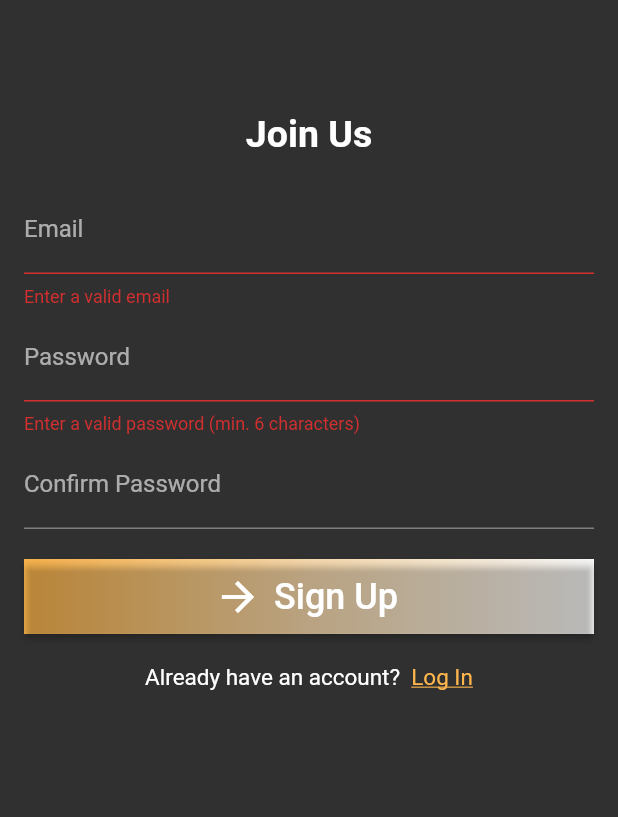
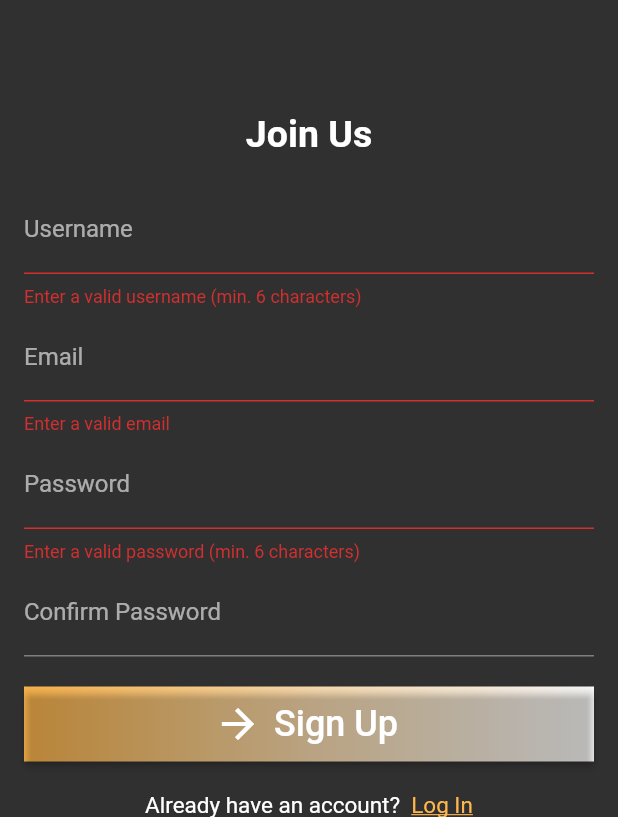
Before and after one commit to Shuy935/gym_h, a Flutter app: the SignUpWidget widget shown alone on an empty page, opened directly with empty values, after a tap on "Sign Up", on a phone screen of 412 x 824 dp, the part 419-1236 px from its top. Run offline on Flutter 3.47's test engine with Material 2 defaults, Android fonts, the phone set to English and light mode, and no system bars; our stand-ins replace cloud_firestore, easy_search_bar, email_validator, firebase_auth, firebase_core, firebase_database; accounts and stored records are empty; network calls fail.

Commit message:
username add

```diff
--- a/lib/widget/login/signup_widget.dart
+++ b/lib/widget/login/signup_widget.dart
@@ -5,6 +5,7 @@ import 'package:flutter/material.dart';
 import 'package:flutter/widgets.dart';
 import 'package:gym_h/main.dart';
 import 'package:gym_h/utils/utils.dart';
+import 'package:gym_h/models/users_model.dart';
 
 class SignUpWidget extends StatefulWidget {
   final Function() onClickedSignIn;
@@ -20,6 +21,7 @@ class SignUpWidget extends StatefulWidget {
 
 class _SignUpWidgetState extends State<SignUpWidget> {
   final formKey = GlobalKey<FormState>();
+  final usernameController = TextEditingController();
   final emailController = TextEditingController();
   final passwordController = TextEditingController();
   final confirmPasswordController = TextEditingController();
@@ -28,61 +30,73 @@ class _SignUpWidgetState extends State<SignUpWidget> {
   void dispose() {
     emailController.dispose();
     passwordController.dispose();
-
+    usernameController.dispose();
     super.dispose();
   }
 
   @override
   Widget build(BuildContext context) => SingleChildScrollView(
-        padding: EdgeInsets.all(16),
+        padding: const EdgeInsets.all(16),
         child: Form(
           key: formKey,
           child: Column(
             mainAxisAlignment: MainAxisAlignment.center,
             children: [
-              SizedBox(height: 100),
+              const SizedBox(height: 100),
               Image.asset('assets/image/logo.png'),
-              SizedBox(height: 75),
-              Text(
+              const SizedBox(height: 75),
+              const Text(
                 'Join Us',
                 textAlign: TextAlign.center,
                 style: TextStyle(fontSize: 25, fontWeight: FontWeight.bold),
               ),
-              SizedBox(height: 20),
+              const SizedBox(height: 20),
+              TextFormField(
+                controller: usernameController,
+                cursorColor: Colors.white,
+                textInputAction: TextInputAction.next,
+                decoration: const InputDecoration(labelText: 'Username'),
+                autovalidateMode: AutovalidateMode.onUserInteraction,
+                validator: (user) => user != null && user.length < 6
+                    ? 'Enter a valid username (min. 6 characters)'
+                    : null,
+              ),
+              const SizedBox(height: 4),
               TextFormField(
                 controller: emailController,
                 cursorColor: Colors.white,
                 textInputAction: TextInputAction.next,
-                decoration: InputDecoration(labelText: 'Email'),
+                decoration: const InputDecoration(labelText: 'Email'),
                 autovalidateMode: AutovalidateMode.onUserInteraction,
                 validator: (email) =>
                     email != null && !EmailValidator.validate(email)
                         ? 'Enter a valid email'
                         : null,
               ),
-              SizedBox(height: 4),
+              const SizedBox(height: 4),
               TextFormField(
                 controller: passwordController,
                 textInputAction: TextInputAction.next,
-                decoration: InputDecoration(labelText: 'Password'),
+                decoration: const InputDecoration(labelText: 'Password'),
                 obscureText: true,
                 autovalidateMode: AutovalidateMode.onUserInteraction,
                 validator: (value) => value != null && value.length < 6
                     ? 'Enter a valid password (min. 6 characters)'
                     : null,
               ),
-              SizedBox(height: 4),
+              const SizedBox(height: 4),
               TextFormField(
                   controller: confirmPasswordController,
                   textInputAction: TextInputAction.next,
-                  decoration: InputDecoration(labelText: 'Confirm Password'),
+                  decoration:
+                      const InputDecoration(labelText: 'Confirm Password'),
                   obscureText: true,
                   validator: (val) {
                     if (val == null) return 'Empty';
                     if (val != passwordController.text) return 'No match';
                     return null;
                   }),
-              SizedBox(height: 20),
+              const SizedBox(height: 20),
               Container(
                 decoration: BoxDecoration(
                   gradient: LinearGradient(colors: [
@@ -94,20 +108,20 @@ class _SignUpWidgetState extends State<SignUpWidget> {
                 child: ElevatedButton.icon(
                   style: ElevatedButton.styleFrom(
                     backgroundColor: Colors.transparent,
-                    minimumSize: Size.fromHeight(50),
+                    minimumSize: const Size.fromHeight(50),
                   ),
-                  icon: Icon(Icons.arrow_forward, size: 32),
-                  label: Text(
+                  icon: const Icon(Icons.arrow_forward, size: 32),
+                  label: const Text(
                     'Sign Up',
                     style: TextStyle(fontSize: 24),
                   ),
                   onPressed: signUp,
                 ),
               ),
-              SizedBox(height: 20),
+              const SizedBox(height: 20),
               RichText(
                 text: TextSpan(
-                  style: TextStyle(color: Colors.white, fontSize: 15),
+                  style: const TextStyle(color: Colors.white, fontSize: 15),
                   text: 'Already have an account?  ',
                   children: [
                     TextSpan(
@@ -134,13 +148,15 @@ class _SignUpWidgetState extends State<SignUpWidget> {
     showDialog(
       context: context,
       barrierDismissible: false,
-      builder: (context) => Center(child: CircularProgressIndicator()),
+      builder: (context) => const Center(child: CircularProgressIndicator()),
     );
     try {
       await FirebaseAuth.instance.createUserWithEmailAndPassword(
         email: emailController.text.trim(),
         password: passwordController.text.trim(),
       );
+      userProfileCreate(
+          email: emailController.text, username: usernameController.text);
     } on FirebaseAuthException catch (e) {
       Utils.showSnackBar(e.message);
     }
```
Also changed, not shown: lib/models/users_model.dart (+29 -14 lines), lib/screens/user/profile.dart (+11 -1 lines).
